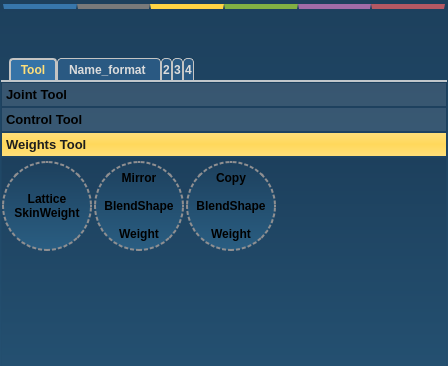
Before: the Qt Designer form RootUI.ui in zclongpop123/RiggingTeamTools, drawn with Qt 5; both pictures show x 0 to 448 and y 0 to 366 of the 448 by 679 pixel window.
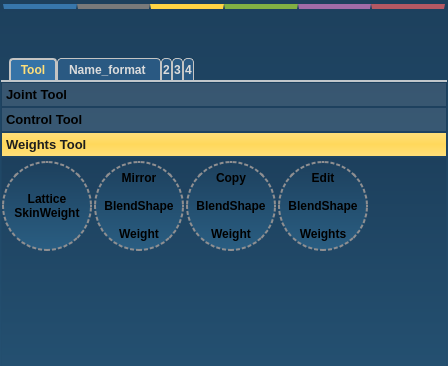
After: the same form once the commit is applied. The open tabs and pages were chosen to show the change.

Commit message: add copy skin weights to blendShape weights..

```diff
--- a/RootUI.ui
+++ b/RootUI.ui
@@ -1145,7 +1145,7 @@
               </property>
              </widget>
             </item>
-            <item row="0" column="3">
+            <item row="0" column="4">
              <spacer name="horizontalSpacer_4">
               <property name="orientation">
                <enum>Qt::Horizontal</enum>
@@ -1235,6 +1235,38 @@
               </property>
              </widget>
             </item>
+            <item row="0" column="3">
+             <widget class="QPushButton" name="btn_EditBlendShapeWeights">
+              <property name="minimumSize">
+               <size>
+                <width>90</width>
+                <height>90</height>
+               </size>
+              </property>
+              <property name="maximumSize">
+               <size>
+                <width>90</width>
+                <height>90</height>
+               </size>
+              </property>
+              <property name="font">
+               <font>
+                <weight>75</weight>
+                <bold>true</bold>
+               </font>
+              </property>
+              <property name="styleSheet">
+               <string notr="true"/>
+              </property>
+              <property name="text">
+               <string>Edit
+
+BlendShape
+
+Weights</string>
+              </property>
+             </widget>
+            </item>
            </layout>
           </widget>
           <widget class="QWidget" name="page_7">
```
Left out of the diff: 2 changed lines with no effect on the pictures. The commit also changes 4 other files.
